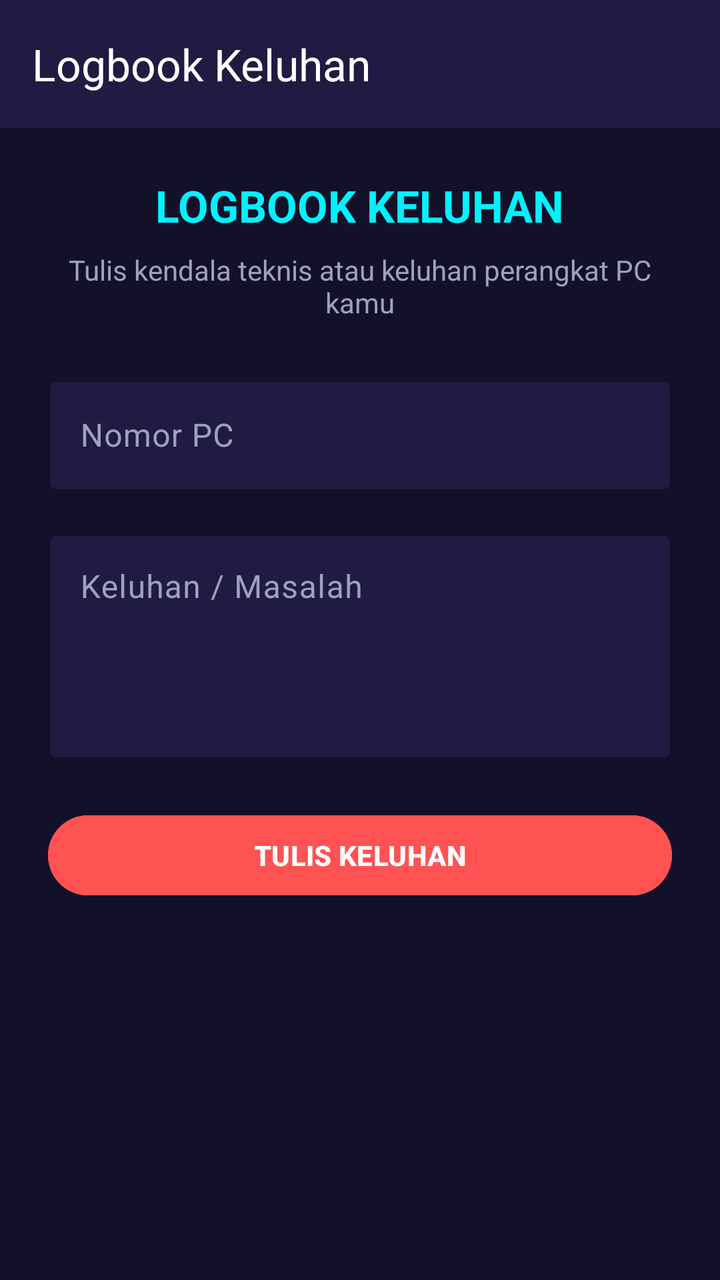
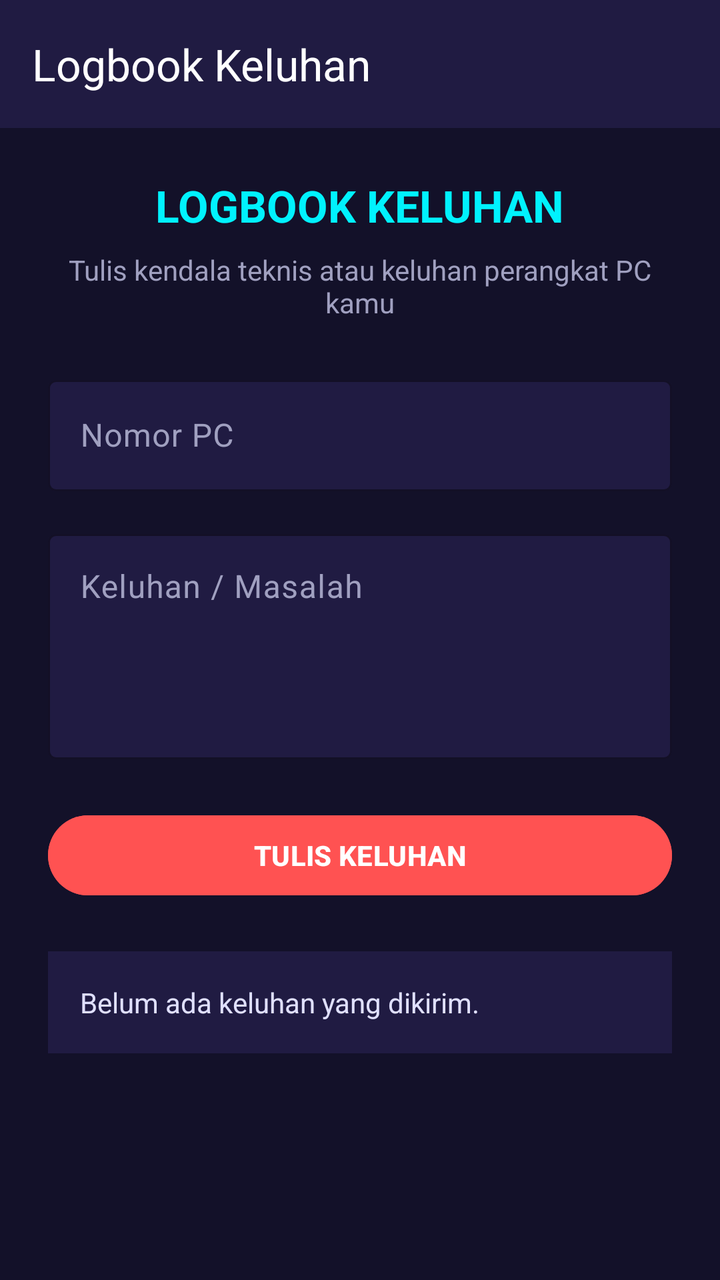

Screens rendered from an Android XML layout before and after an edit, with the pre-edit source and the edit as a unified diff.
<!-- AndroidManifest.xml: application theme Theme.Sjrpringles -->
<!-- res/layout/fragment_log.xml -->
<?xml version="1.0" encoding="utf-8"?>
<androidx.coordinatorlayout.widget.CoordinatorLayout
    xmlns:android="http://schemas.android.com/apk/res/android"
    xmlns:app="http://schemas.android.com/apk/res-auto"
    android:layout_width="match_parent"
    android:layout_height="match_parent"
    android:background="#131129">

    <com.google.android.material.appbar.AppBarLayout
        android:id="@+id/appBar"
        android:layout_width="match_parent"
        android:layout_height="wrap_content"
        android:theme="@style/ThemeOverlay.MaterialComponents.Dark.ActionBar">

        <androidx.appcompat.widget.Toolbar
            android:id="@+id/toolbar"
            android:layout_width="match_parent"
            android:layout_height="?attr/actionBarSize"
            android:background="#201B42"
            app:title="Logbook Keluhan"
            app:titleTextColor="@android:color/white"
            app:layout_scrollFlags="scroll|enterAlways" />

    </com.google.android.material.appbar.AppBarLayout>

    <androidx.core.widget.NestedScrollView
        android:layout_width="match_parent"
        android:layout_height="match_parent"
        android:padding="24dp"
        app:layout_behavior="@string/appbar_scrolling_view_behavior">

        <LinearLayout
            android:layout_width="match_parent"
            android:layout_height="wrap_content"
            android:gravity="center_horizontal"
            android:orientation="vertical">

            <TextView
                android:layout_width="wrap_content"
                android:layout_height="wrap_content"
                android:text="LOGBOOK KELUHAN"
                android:textColor="#00F2FE"
                android:textSize="22sp"
                android:textStyle="bold" />

            <TextView
                android:layout_width="wrap_content"
                android:layout_height="wrap_content"
                android:layout_marginTop="8dp"
                android:gravity="center"
                android:text="Tulis kendala teknis atau keluhan perangkat PC kamu"
                android:textColor="#A0A0C0"
                android:textSize="14sp" />

            <com.google.android.material.textfield.TextInputLayout
                android:layout_width="match_parent"
                android:layout_height="wrap_content"
                android:layout_marginTop="24dp"
                android:hint="Nomor PC"
                android:textColorHint="#A0A0C0"
                app:boxBackgroundColor="#201B42"
                app:boxStrokeColor="#00F2FE"
                app:hintTextColor="#00F2FE">

                <com.google.android.material.textfield.TextInputEditText
                    android:id="@+id/etNomorPC"
                    android:layout_width="match_parent"
                    android:layout_height="wrap_content"
                    android:inputType="number"
                    android:textColor="@android:color/white" />
            </com.google.android.material.textfield.TextInputLayout>

            <com.google.android.material.textfield.TextInputLayout
                android:layout_width="match_parent"
                android:layout_height="wrap_content"
                android:layout_marginTop="16dp"
                android:hint="Keluhan / Masalah"
                android:textColorHint="#A0A0C0"
                app:boxBackgroundColor="#201B42"
                app:boxStrokeColor="#00F2FE"
                app:hintTextColor="#00F2FE">

                <com.google.android.material.textfield.TextInputEditText
                    android:id="@+id/etKeluhan"
                    android:layout_width="match_parent"
                    android:layout_height="wrap_content"
                    android:gravity="top"
                    android:inputType="textMultiLine"
                    android:lines="4"
                    android:textColor="@android:color/white" />
            </com.google.android.material.textfield.TextInputLayout>

            <Button
                android:id="@+id/btnKirimKeluhan"
                android:layout_width="match_parent"
                android:layout_height="wrap_content"
                android:layout_marginTop="24dp"
                android:backgroundTint="#FF5252"
                android:text="TULIS KELUHAN"
                android:textColor="#FFFFFF"
                android:textStyle="bold" />

        </LinearLayout>
    </androidx.core.widget.NestedScrollView>

</androidx.coordinatorlayout.widget.CoordinatorLayout>
<!-- resources referenced by this layout -->
<resources>
  <style name="Theme.Sjrpringles" parent="Theme.Material3.DayNight.NoActionBar">
          
          <item name="colorPrimary">#2563EB</item>
          <item name="colorOnPrimary">#FFFFFF</item>
          <item name="android:statusBarColor">#0B0E1B</item>
      </style>
</resources>

<!-- the commit's change to res/layout/fragment_log.xml (unified diff, before → after) -->
@@ -66,6 +66,7 @@
                     android:id="@+id/etNomorPC"
                     android:layout_width="match_parent"
                     android:layout_height="wrap_content"
+                    android:importantForAutofill="no"
                     android:inputType="number"
                     android:textColor="@android:color/white" />
             </com.google.android.material.textfield.TextInputLayout>
@@ -85,6 +86,7 @@
                     android:layout_width="match_parent"
                     android:layout_height="wrap_content"
                     android:gravity="top"
+                    android:importantForAutofill="no"
                     android:inputType="textMultiLine"
                     android:lines="4"
                     android:textColor="@android:color/white" />
@@ -100,6 +102,18 @@
                 android:textColor="#FFFFFF"
                 android:textStyle="bold" />
 
+            
+            <TextView
+                android:id="@+id/tvRiwayatKeluhan"
+                android:layout_width="match_parent"
+                android:layout_height="wrap_content"
+                android:layout_marginTop="24dp"
+                android:background="#201B42"
+                android:padding="16dp"
+                android:text="Belum ada keluhan yang dikirim."
+                android:textColor="#E0E0FF"
+                android:textSize="14sp" />
+
         </LinearLayout>
     </androidx.core.widget.NestedScrollView>
 
